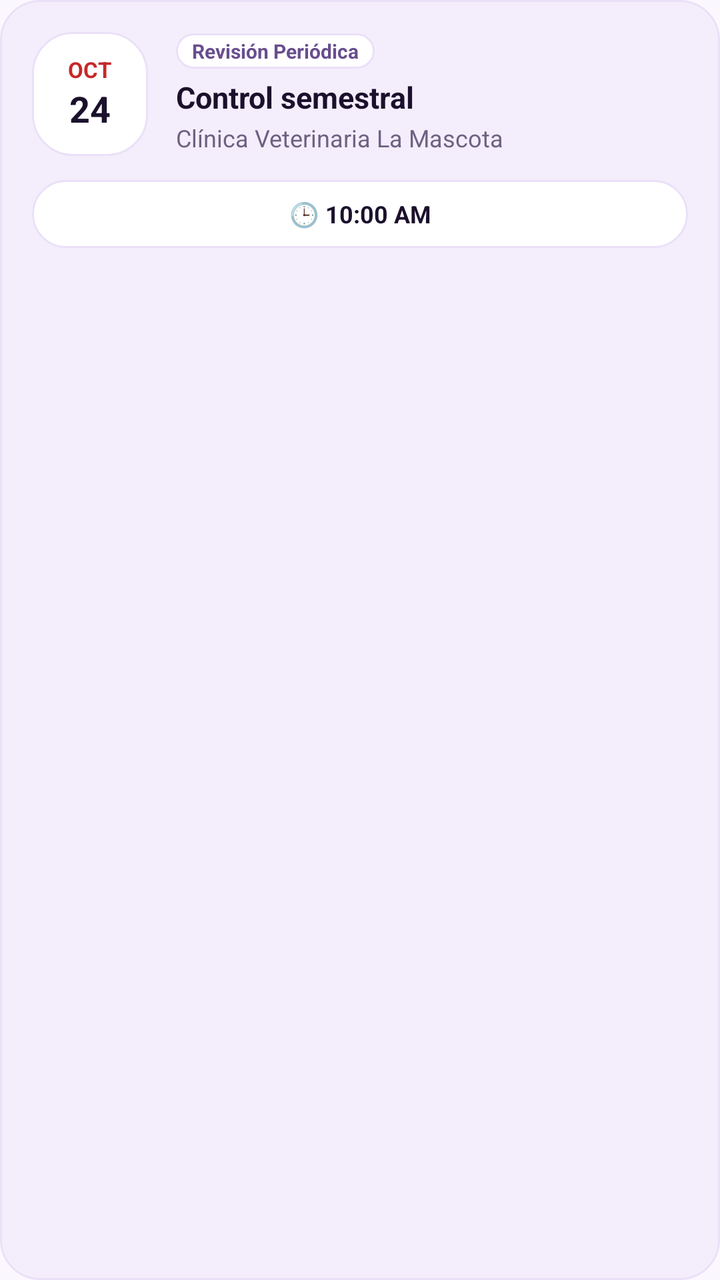
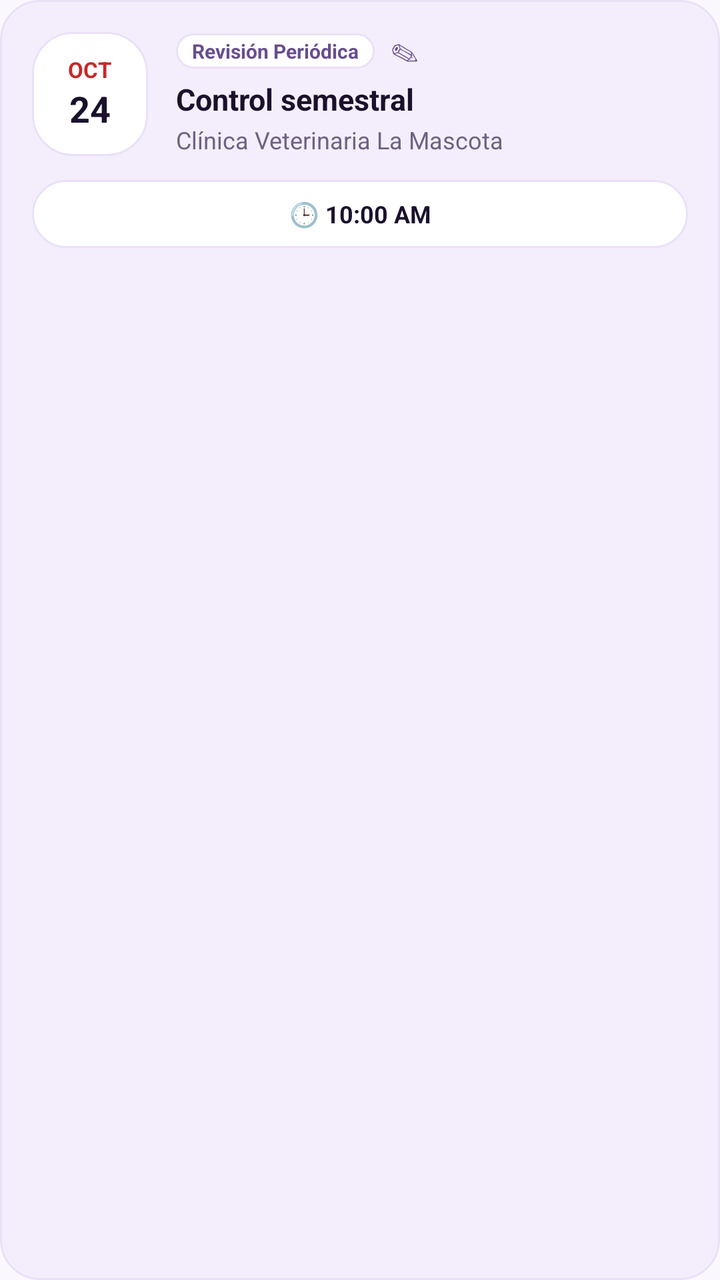

Screens rendered from an Android XML layout before and after an edit, with the pre-edit source and the edit as a unified diff.
<!-- AndroidManifest.xml: application theme Theme.Yolka -->
<!-- res/layout/item_appointment_card.xml -->
<?xml version="1.0" encoding="utf-8"?>
<com.google.android.material.card.MaterialCardView xmlns:android="http://schemas.android.com/apk/res/android"
    xmlns:app="http://schemas.android.com/apk/res-auto"
    android:layout_width="match_parent"
    android:layout_height="wrap_content"
    android:layout_marginBottom="12dp"
    app:cardBackgroundColor="@color/yolka_surface_variant"
    app:cardCornerRadius="20dp"
    app:cardElevation="0dp"
    app:strokeColor="@color/yolka_card_stroke"
    app:strokeWidth="1dp">

    <LinearLayout
        android:layout_width="match_parent"
        android:layout_height="wrap_content"
        android:orientation="vertical"
        android:padding="16dp">

        <LinearLayout
            android:layout_width="match_parent"
            android:layout_height="wrap_content"
            android:gravity="center_vertical"
            android:orientation="horizontal">

            
            <LinearLayout
                android:layout_width="58dp"
                android:layout_height="62dp"
                android:background="@drawable/bg_rounded_card"
                android:gravity="center"
                android:orientation="vertical">

                <TextView
                    android:id="@+id/tvAppointmentMonth"
                    android:layout_width="wrap_content"
                    android:layout_height="wrap_content"
                    android:text="OCT"
                    android:textColor="@color/yolka_danger_text"
                    android:textSize="11sp"
                    android:textStyle="bold" />

                <TextView
                    android:id="@+id/tvAppointmentDay"
                    android:layout_width="wrap_content"
                    android:layout_height="wrap_content"
                    android:text="24"
                    android:textColor="@color/yolka_text_primary"
                    android:textSize="18sp"
                    android:textStyle="bold" />
            </LinearLayout>

            <LinearLayout
                android:layout_width="0dp"
                android:layout_height="wrap_content"
                android:layout_marginStart="14dp"
                android:layout_weight="1"
                android:orientation="vertical">

                <TextView
                    android:id="@+id/tvAppointmentBadge"
                    android:layout_width="wrap_content"
                    android:layout_height="wrap_content"
                    android:background="@drawable/bg_rounded_card"
                    android:paddingStart="8dp"
                    android:paddingTop="2dp"
                    android:paddingEnd="8dp"
                    android:paddingBottom="2dp"
                    android:text="Revisión Periódica"
                    android:textColor="@color/yolka_primary_deep"
                    android:textSize="10sp"
                    android:textStyle="bold" />

                <TextView
                    android:id="@+id/tvAppointmentReason"
                    android:layout_width="wrap_content"
                    android:layout_height="wrap_content"
                    android:layout_marginTop="4dp"
                    android:text="Control semestral"
                    android:textColor="@color/yolka_text_primary"
                    android:textSize="15sp"
                    android:textStyle="bold" />

                <TextView
                    android:id="@+id/tvAppointmentClinic"
                    android:layout_width="wrap_content"
                    android:layout_height="wrap_content"
                    android:layout_marginTop="2dp"
                    android:text="Clínica Veterinaria La Mascota"
                    android:textColor="@color/yolka_text_secondary"
                    android:textSize="12sp" />
            </LinearLayout>
        </LinearLayout>

        <TextView
            android:id="@+id/tvAppointmentTimePill"
            android:layout_width="match_parent"
            android:layout_height="34dp"
            android:layout_marginTop="12dp"
            android:background="@drawable/bg_rounded_card"
            android:gravity="center"
            android:text="🕒 10:00 AM"
            android:textColor="@color/yolka_text_primary"
            android:textSize="12sp"
            android:textStyle="bold" />

    </LinearLayout>
</com.google.android.material.card.MaterialCardView>
<!-- resources referenced by this layout -->
<resources>
  <color name="yolka_card_stroke">#EAE0F8</color>
  <color name="yolka_danger_text">#C62828</color>
  <color name="yolka_primary_deep">#684E8E</color>
  <color name="yolka_surface_variant">#F4EEFC</color>
  <color name="yolka_text_primary">#1B112C</color>
  <color name="yolka_text_secondary">#6E6282</color>
  <!-- drawable bg_rounded_card (drawable) -->
  <?xml version="1.0" encoding="utf-8"?>
  <shape xmlns:android="http://schemas.android.com/apk/res/android"
      android:shape="rectangle">
      <solid android:color="@color/yolka_surface"/>
      <stroke android:width="1dp" android:color="@color/yolka_card_stroke"/>
      <corners android:radius="20dp"/>
  </shape>
  <style name="Theme.Yolka" parent="Theme.Material3.DayNight.NoActionBar">
          <item name="colorPrimary">@color/yolka_primary_deep</item>
          <item name="colorOnPrimary">@color/yolka_on_primary_deep</item>
          <item name="colorPrimaryContainer">@color/yolka_primary</item>
          <item name="colorOnPrimaryContainer">@color/yolka_on_primary</item>
          <item name="colorSecondary">@color/yolka_secondary</item>
          <item name="android:windowBackground">@color/yolka_background</item>
          <item name="colorSurface">@color/yolka_surface</item>
          <item name="colorOnSurface">@color/yolka_text_primary</item>
          <item name="colorSurfaceVariant">@color/yolka_surface_variant</item>
          <item name="colorOnSurfaceVariant">@color/yolka_text_secondary</item>
          <item name="android:statusBarColor">@color/yolka_background</item>
          <item name="android:navigationBarColor">@color/yolka_bottom_nav_bg</item>
          <item name="android:windowLightStatusBar">true</item>
      </style>
  <color name="yolka_surface">#FFFFFF</color>
  <color name="yolka_on_primary_deep">#FFFFFF</color>
  <color name="yolka_primary">#C8B3FA</color>
  <color name="yolka_on_primary">#1E1136</color>
  <color name="yolka_secondary">#5A3E85</color>
  <color name="yolka_background">#FAF7FE</color>
  <color name="yolka_bottom_nav_bg">#F6F1FC</color>
</resources>

<!-- the commit's change to res/layout/item_appointment_card.xml (unified diff, before → after) -->
@@ -4,6 +4,9 @@
     android:layout_width="match_parent"
     android:layout_height="wrap_content"
     android:layout_marginBottom="12dp"
+    android:clickable="true"
+    android:focusable="true"
+    android:foreground="?attr/selectableItemBackground"
     app:cardBackgroundColor="@color/yolka_surface_variant"
     app:cardCornerRadius="20dp"
     app:cardElevation="0dp"
@@ -56,19 +59,34 @@
                 android:layout_weight="1"
                 android:orientation="vertical">
 
-                <TextView
-                    android:id="@+id/tvAppointmentBadge"
+                <LinearLayout
                     android:layout_width="wrap_content"
                     android:layout_height="wrap_content"
-                    android:background="@drawable/bg_rounded_card"
-                    android:paddingStart="8dp"
-                    android:paddingTop="2dp"
-                    android:paddingEnd="8dp"
-                    android:paddingBottom="2dp"
-                    android:text="Revisión Periódica"
-                    android:textColor="@color/yolka_primary_deep"
-                    android:textSize="10sp"
-                    android:textStyle="bold" />
+                    android:gravity="center_vertical"
+                    android:orientation="horizontal">
+
+                    <TextView
+                        android:id="@+id/tvAppointmentBadge"
+                        android:layout_width="wrap_content"
+                        android:layout_height="wrap_content"
+                        android:background="@drawable/bg_rounded_card"
+                        android:paddingStart="8dp"
+                        android:paddingTop="2dp"
+                        android:paddingEnd="8dp"
+                        android:paddingBottom="2dp"
+                        android:text="Revisión Periódica"
+                        android:textColor="@color/yolka_primary_deep"
+                        android:textSize="10sp"
+                        android:textStyle="bold" />
+
+                    <TextView
+                        android:layout_width="wrap_content"
+                        android:layout_height="wrap_content"
+                        android:layout_marginStart="8dp"
+                        android:text="✎"
+                        android:textColor="@color/yolka_primary_deep"
+                        android:textSize="14sp" />
+                </LinearLayout>
 
                 <TextView
                     android:id="@+id/tvAppointmentReason"
